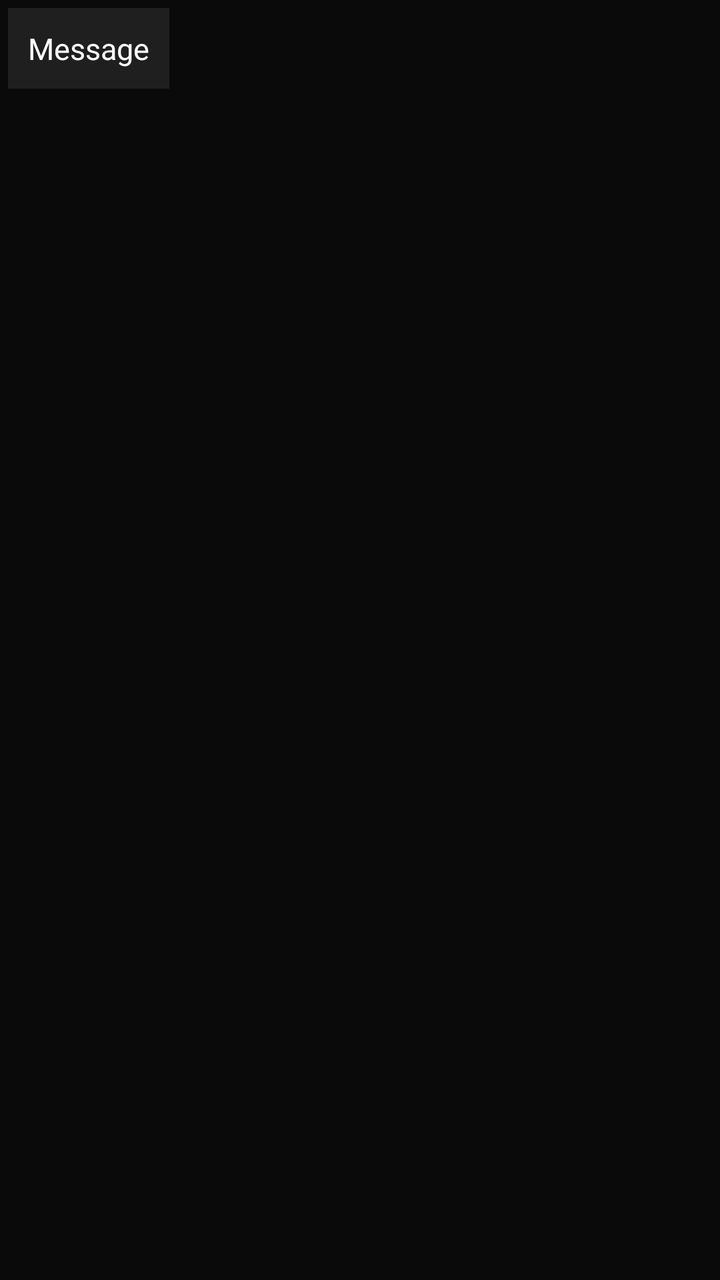
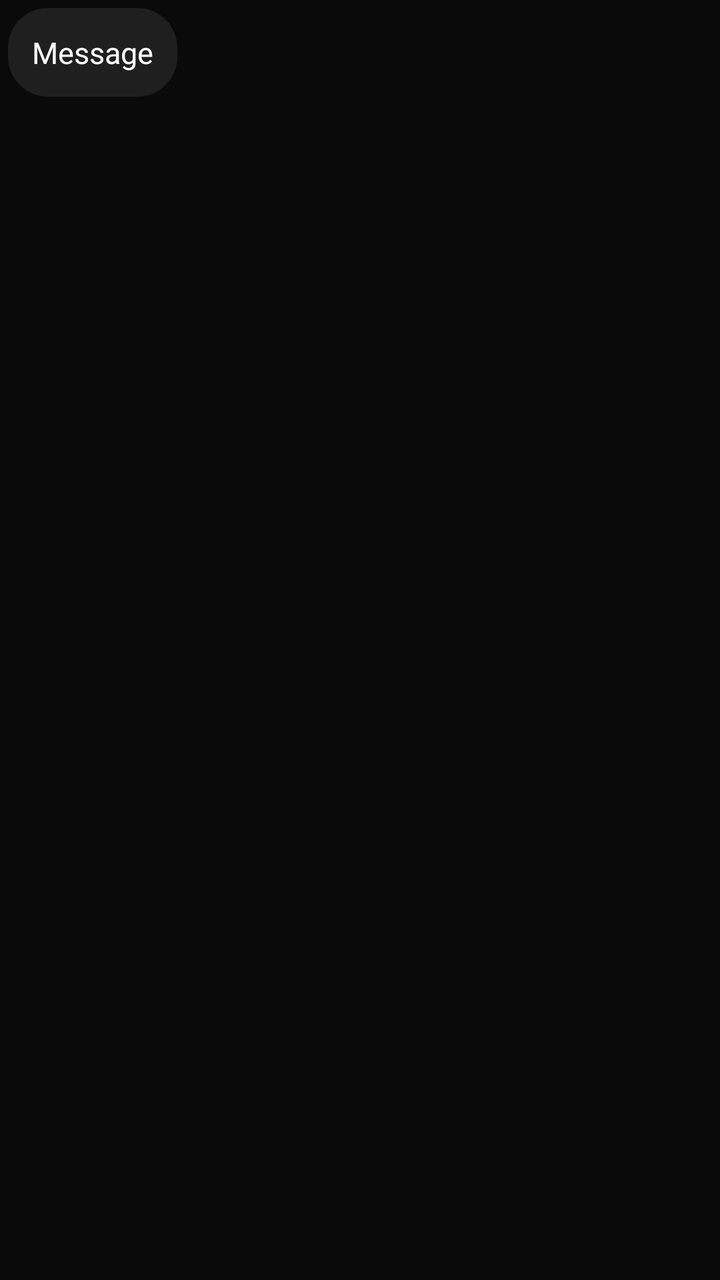

Screens rendered from an Android XML layout before and after an edit, with the pre-edit source and the edit as a unified diff.
<!-- AndroidManifest.xml: application theme Theme.BlankCT -->
<!-- res/layout/item_message_received.xml -->
<?xml version="1.0" encoding="utf-8"?>
<LinearLayout xmlns:android="http://schemas.android.com/apk/res/android"
    android:layout_width="match_parent"
    android:layout_height="wrap_content"
    android:orientation="horizontal"
    android:gravity="start"
    android:padding="4dp">

    <LinearLayout
        android:layout_width="wrap_content"
        android:layout_height="wrap_content"
        android:orientation="vertical"
        android:background="@color/bubble_received"
        android:padding="10dp"
        android:layout_marginEnd="60dp">

        <TextView
            android:id="@+id/tv_msg_text"
            android:layout_width="wrap_content"
            android:layout_height="wrap_content"
            android:text="Message"
            android:textColor="@color/white"
            android:textSize="15sp" />

        <ImageView
            android:id="@+id/iv_msg_image"
            android:layout_width="180dp"
            android:layout_height="180dp"
            android:layout_marginTop="6dp"
            android:scaleType="centerCrop"
            android:visibility="gone"
            android:contentDescription="Image" />

    </LinearLayout>

</LinearLayout>
<!-- resources referenced by this layout -->
<resources>
  <color name="bubble_received">#1F1F1F</color>
  <color name="white">#FFFFFF</color>
  <style name="Theme.BlankCT" parent="Theme.MaterialComponents.DayNight.NoActionBar">
          <item name="colorPrimary">@color/tiktok_red</item>
          <item name="colorPrimaryVariant">@color/tiktok_red</item>
          <item name="colorOnPrimary">@color/white</item>
          <item name="colorSecondary">@color/tiktok_cyan</item>
          <item name="colorSecondaryVariant">@color/tiktok_cyan</item>
          <item name="colorOnSecondary">@color/black</item>
          <item name="android:statusBarColor">@color/black</item>
          <item name="android:navigationBarColor">@color/black</item>
          <item name="android:windowBackground">@color/dark_bg</item>
          <item name="android:windowLightStatusBar">false</item>
          <item name="colorSurface">@color/surface_dark</item>
          <item name="colorOnSurface">@color/white</item>
      </style>
  <color name="tiktok_red">#FE2C55</color>
  <color name="tiktok_cyan">#25F4EE</color>
  <color name="black">#000000</color>
  <color name="dark_bg">#0A0A0A</color>
  <color name="surface_dark">#161616</color>
</resources>

<!-- the commit's change to res/layout/item_message_received.xml (unified diff, before → after) -->
@@ -10,8 +10,8 @@
         android:layout_width="wrap_content"
         android:layout_height="wrap_content"
         android:orientation="vertical"
-        android:background="@color/bubble_received"
-        android:padding="10dp"
+        android:background="@drawable/bubble_received"
+        android:padding="12dp"
         android:layout_marginEnd="60dp">
 
         <TextView
<!-- resource entries referenced after the edit -->
@@ -1,7 +1,12 @@
 <!-- resources referenced by this layout -->
 <resources>
-  <color name="bubble_received">#1F1F1F</color>
   <color name="white">#FFFFFF</color>
+  <!-- drawable bubble_received (drawable) -->
+  <?xml version="1.0" encoding="utf-8"?>
+  <shape xmlns:android="http://schemas.android.com/apk/res/android">
+      <solid android:color="#1F1F1F" />
+      <corners android:radius="20dp" />
+  </shape>
   <style name="Theme.BlankCT" parent="Theme.MaterialComponents.DayNight.NoActionBar">
           <item name="colorPrimary">@color/tiktok_red</item>
           <item name="colorPrimaryVariant">@color/tiktok_red</item>
